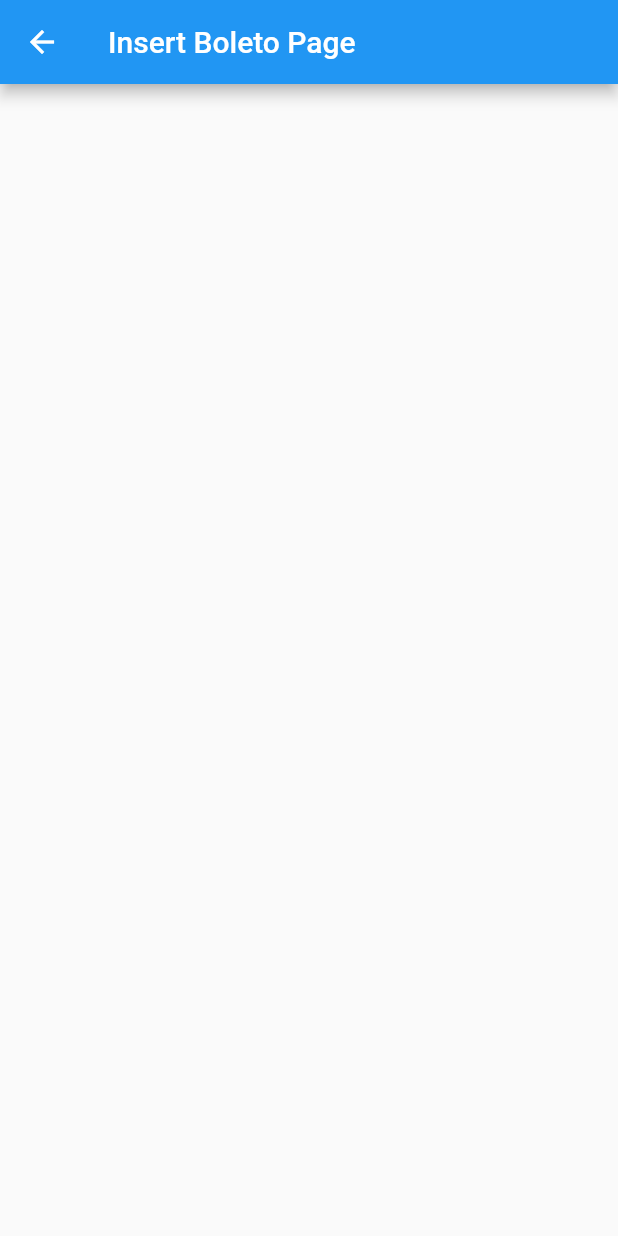
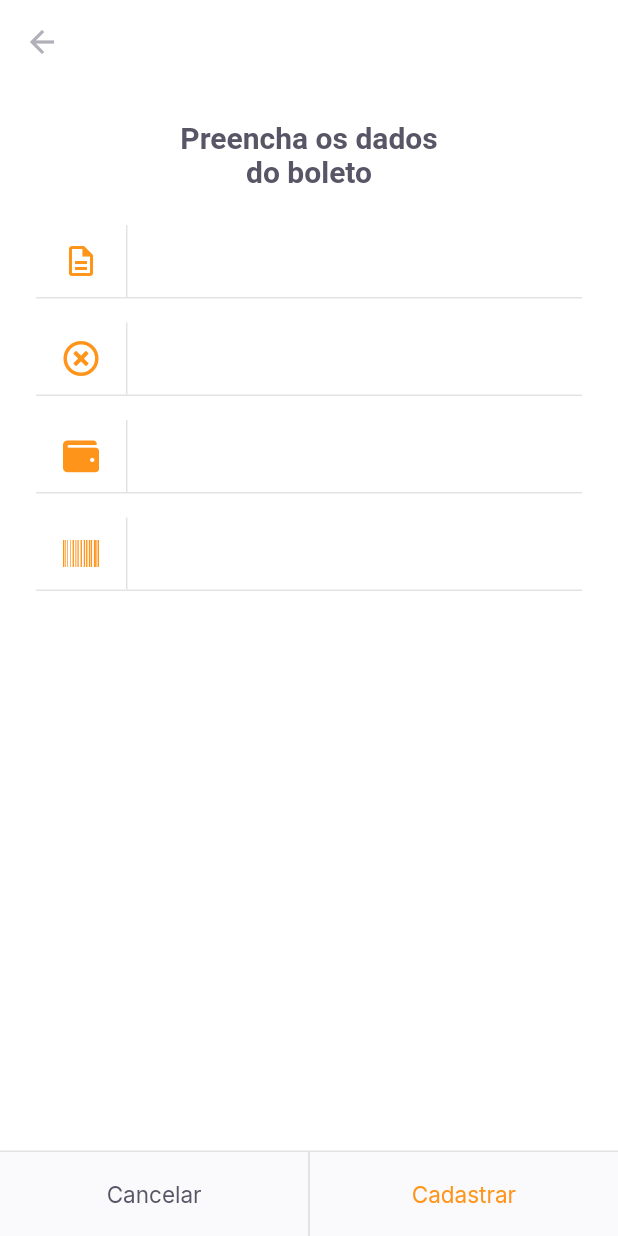
Before and after one commit to higorpo/payflow, a Flutter app: the InsertBoletoPage screen opened directly, on a phone screen of 412 x 824 dp. Run offline on Flutter 3.47's test engine with Material 2 defaults, Android fonts, the phone set to English and light mode, and no system bars; our stand-ins replace camera, firebase_core, flutter_masked_text2, font_awesome_flutter, google_fonts, google_sign_in and 2 more; missing offline and left inert: google_ml_kit; accounts and stored records are empty.

Commit message:
:sparkles: insert boleto screen

```diff
--- /dev/null
+++ b/lib/modules/insert_boleto/insert_boleto_controller.dart
@@ -0,0 +1,38 @@
+import 'package:flutter/material.dart';
+import 'package:payflow/shared/models/boleto_model.dart';
+import 'package:shared_preferences/shared_preferences.dart';
+
+class InsertBoletoController {
+  final formKey = GlobalKey<FormState>();
+  BoletoModel model = BoletoModel();
+
+  String? validateName(String? value) =>
+      value?.isEmpty ?? true ? "O nome não pode ser vazio" : null;
+  String? validateVencimento(String? value) =>
+      value?.isEmpty ?? true ? "A data de vencimento não pode ser vazio" : null;
+  String? validateValor(double value) =>
+      value == 0 ? "Insira um valor maior que R\$ 0,00" : null;
+  String? validateCodigo(String? value) =>
+      value?.isEmpty ?? true ? "O código do boleto não pode ser vazio" : null;
+
+  void onChange(
+      {String? name, String? dueDate, double? value, String? barcode}) {
+    model = model.copyWith(
+        name: name, dueDate: dueDate, value: value, barcode: barcode);
+  }
+
+  Future<void> saveBoleto() async {
+    final instance = await SharedPreferences.getInstance();
+    final boletos = instance.getStringList("boletos") ?? <String>[];
+    boletos.add(model.toJson());
+    await instance.setStringList("boletos", boletos);
+    return;
+  }
+
+  Future<void> cadastrar() async {
+    final form = formKey.currentState;
+    if (form!.validate()) {
+      return await saveBoleto();
+    }
+  }
+}
--- a/lib/modules/insert_boleto/insert_boleto_page.dart
+++ b/lib/modules/insert_boleto/insert_boleto_page.dart
@@ -1,13 +1,136 @@
 import 'package:flutter/material.dart';
+import 'package:flutter_masked_text2/flutter_masked_text2.dart';
+import 'package:font_awesome_flutter/font_awesome_flutter.dart';
 
-class InsertBoletoPage extends StatelessWidget {
-  const InsertBoletoPage({Key? key}) : super(key: key);
+import 'package:payflow/modules/insert_boleto/insert_boleto_controller.dart';
+import 'package:payflow/shared/themes/app_colors.dart';
+import 'package:payflow/shared/themes/app_text_styles.dart';
+import 'package:payflow/shared/widgets/input_text/input_text_widget.dart';
+import 'package:payflow/shared/widgets/set_label_buttons/set_label_buttons.dart';
+
+class InsertBoletoPage extends StatefulWidget {
+  final String? barcode;
+  const InsertBoletoPage({
+    Key? key,
+    this.barcode,
+  }) : super(key: key);
+
+  @override
+  _InsertBoletoPageState createState() => _InsertBoletoPageState();
+}
+
+class _InsertBoletoPageState extends State<InsertBoletoPage> {
+  final controller = InsertBoletoController();
+
+  final moneyInputTextController = MoneyMaskedTextController(
+      leftSymbol: "R\$", initialValue: 0, decimalSeparator: ",");
+  final vencimentoInputTextController =
+      MaskedTextController(mask: "00/00/0000");
+  final codigoInputTextController = TextEditingController();
+
+  @override
+  void initState() {
+    if (widget.barcode != null) {
+      codigoInputTextController.text = widget.barcode!;
+    }
+    super.initState();
+  }
 
   @override
   Widget build(BuildContext context) {
     return Scaffold(
+      backgroundColor: AppColors.background,
       appBar: AppBar(
-        title: Text("Insert Boleto Page"),
+        elevation: 0,
+        backgroundColor: AppColors.background,
+        leading: BackButton(
+          color: AppColors.input,
+        ),
+      ),
+      body: SingleChildScrollView(
+        child: Padding(
+          padding: const EdgeInsets.symmetric(horizontal: 24),
+          child: Column(
+            crossAxisAlignment: CrossAxisAlignment.center,
+            children: [
+              Padding(
+                padding:
+                    const EdgeInsets.symmetric(horizontal: 93, vertical: 24),
+                child: Text(
+                  "Preencha os dados do boleto",
+                  style: TextStyles.titleBoldHeading,
+                  textAlign: TextAlign.center,
+                ),
+              ),
+              Form(
+                key: controller.formKey,
+                child: Column(
+                  children: [
+                    InputTextWidget(
+                      label: "Nome do boleto",
+                      icon: Icons.description_outlined,
+                      onChanged: (value) {
+                        controller.onChange(name: value);
+                      },
+                      validator: controller.validateName,
+                    ),
+                    InputTextWidget(
+                      controller: vencimentoInputTextController,
+                      label: "Vencimento",
+                      icon: FontAwesomeIcons.timesCircle,
+                      onChanged: (value) {
+                        controller.onChange(dueDate: value);
+                      },
+                      validator: controller.validateVencimento,
+                    ),
+                    InputTextWidget(
+                      controller: moneyInputTextController,
+                      label: "Valor",
+                      icon: FontAwesomeIcons.wallet,
+                      validator: (_) => controller
+                          .validateValor(moneyInputTextController.numberValue),
+                      onChanged: (value) {
+                        controller.onChange(
+                            value: moneyInputTextController.numberValue);
+                      },
+                    ),
+                    InputTextWidget(
+                      controller: codigoInputTextController,
+                      label: "Código",
+                      icon: FontAwesomeIcons.barcode,
+                      validator: controller.validateCodigo,
+                      onChanged: (value) {
+                        controller.onChange(barcode: value);
+                      },
+                    )
+                  ],
+                ),
+              )
+            ],
+          ),
+        ),
+      ),
+      bottomNavigationBar: Column(
+        mainAxisSize: MainAxisSize.min,
+        children: [
+          Divider(
+            height: 1,
+            thickness: 1,
+            color: AppColors.stroke,
+          ),
+          SetButtons(
+            enableSecondaryColor: true,
+            primaryLabel: "Cancelar",
+            primaryOnPressed: () {
+              Navigator.pop(context);
+            },
+            secondaryLabel: "Cadastrar",
+            secondaryOnPressed: () async {
+              await controller.cadastrar();
+              Navigator.pop(context);
+            },
+          ),
+        ],
       ),
     );
   }
--- /dev/null
+++ b/lib/shared/models/boleto_model.dart
@@ -0,0 +1,72 @@
+import 'dart:convert';
+
+class BoletoModel {
+  final String? name;
+  final String? dueDate;
+  final double? value;
+  final String? barcode;
+  BoletoModel({
+    this.name,
+    this.dueDate,
+    this.value,
+    this.barcode,
+  });
+
+  BoletoModel copyWith({
+    String? name,
+    String? dueDate,
+    double? value,
+    String? barcode,
+  }) {
+    return BoletoModel(
+      name: name ?? this.name,
+      dueDate: dueDate ?? this.dueDate,
+      value: value ?? this.value,
+      barcode: barcode ?? this.barcode,
+    );
+  }
+
+  Map<String, dynamic> toMap() {
+    return {
+      'name': name,
+      'dueDate': dueDate,
+      'value': value,
+      'barcode': barcode,
+    };
+  }
+
+  factory BoletoModel.fromMap(Map<String, dynamic> map) {
+    return BoletoModel(
+      name: map['name'],
+      dueDate: map['dueDate'],
+      value: map['value'],
+      barcode: map['barcode'],
+    );
+  }
+
+  String toJson() => json.encode(toMap());
+
+  factory BoletoModel.fromJson(String source) =>
+      BoletoModel.fromMap(json.decode(source));
+
+  @override
+  String toString() {
+    return 'BoletoModel(name: $name, dueDate: $dueDate, value: $value, barcode: $barcode)';
+  }
+
+  @override
+  bool operator ==(Object other) {
+    if (identical(this, other)) return true;
+
+    return other is BoletoModel &&
+        other.name == name &&
+        other.dueDate == dueDate &&
+        other.value == value &&
+        other.barcode == barcode;
+  }
+
+  @override
+  int get hashCode {
+    return name.hashCode ^ dueDate.hashCode ^ value.hashCode ^ barcode.hashCode;
+  }
+}
--- a/lib/shared/themes/app_colors.dart
+++ b/lib/shared/themes/app_colors.dart
@@ -9,6 +9,7 @@ class AppColors {
   static final stroke = Color(0xFFE3E3E6);
   static final shape = Color(0xFFFAFAFC);
   static final background = Color(0xFFFFFFFF);
+  static final input = Color(0xFFB1B0B8);
   static final radialGradient = RadialGradient(
     center: Alignment(0, 0),
     radius: 0.8,
--- a/lib/shared/themes/app_text_styles.dart
+++ b/lib/shared/themes/app_text_styles.dart
@@ -78,6 +78,11 @@ class TextStyles {
     fontWeight: FontWeight.w700,
     color: AppColors.background,
   );
+  static final input = GoogleFonts.inter(
+    fontSize: 15,
+    fontWeight: FontWeight.w400,
+    color: AppColors.background,
+  );
   static final captionBackground = GoogleFonts.inter(
     fontSize: 13,
     fontWeight: FontWeight.w400,
--- /dev/null
+++ b/lib/shared/widgets/input_text/input_text_widget.dart
@@ -0,0 +1,68 @@
+import 'package:flutter/material.dart';
+
+import 'package:payflow/shared/themes/app_colors.dart';
+import 'package:payflow/shared/themes/app_text_styles.dart';
+
+class InputTextWidget extends StatelessWidget {
+  final String label;
+  final IconData icon;
+  final String? initalValue;
+  final String? Function(String?)? validator;
+  final TextEditingController? controller;
+  final void Function(String value) onChanged;
+  const InputTextWidget({
+    Key? key,
+    required this.label,
+    required this.icon,
+    required this.onChanged,
+    this.initalValue,
+    this.validator,
+    this.controller,
+  }) : super(key: key);
+
+  @override
+  Widget build(BuildContext context) {
+    return Padding(
+      padding: const EdgeInsets.only(bottom: 16),
+      child: Column(
+        children: [
+          TextFormField(
+            controller: controller,
+            initialValue: initalValue,
+            validator: validator,
+            onChanged: onChanged,
+            style: TextStyles.input,
+            decoration: InputDecoration(
+              contentPadding: EdgeInsets.zero,
+              labelText: label,
+              labelStyle: TextStyles.input,
+              icon: Row(
+                mainAxisSize: MainAxisSize.min,
+                children: [
+                  Padding(
+                    padding: const EdgeInsets.symmetric(horizontal: 18),
+                    child: Icon(
+                      icon,
+                      color: AppColors.primary,
+                    ),
+                  ),
+                  Container(
+                    width: 1,
+                    height: 48,
+                    color: AppColors.stroke,
+                  )
+                ],
+              ),
+              border: InputBorder.none,
+            ),
+          ),
+          Divider(
+            height: 1,
+            thickness: 1,
+            color: AppColors.stroke,
+          )
+        ],
+      ),
+    );
+  }
+}
--- a/lib/shared/widgets/set_label_buttons/set_label_buttons.dart
+++ b/lib/shared/widgets/set_label_buttons/set_label_buttons.dart
@@ -12,6 +12,7 @@ class SetButtons extends StatelessWidget {
   final VoidCallback secondaryOnPressed;
 
   final bool enablePrimaryColor;
+  final bool enableSecondaryColor;
 
   const SetButtons({
     Key? key,
@@ -20,6 +21,7 @@ class SetButtons extends StatelessWidget {
     required this.secondaryLabel,
     required this.secondaryOnPressed,
     this.enablePrimaryColor = false,
+    this.enableSecondaryColor = false,
   }) : super(key: key);
 
   @override
@@ -46,6 +48,7 @@ class SetButtons extends StatelessWidget {
             child: LabelButton(
               label: secondaryLabel,
               onPressed: secondaryOnPressed,
+              style: enableSecondaryColor ? TextStyles.buttonPrimary : null,
             ),
           ),
         ],
```
